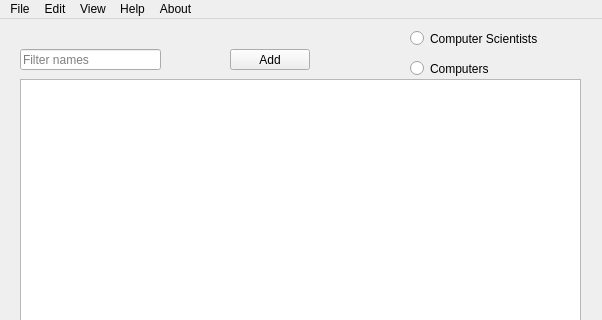
This is mainwindow.ui in hrafnkelli14/Verklegt-verkefni-3 as Qt 5 draws it before an edit; both pictures show x 0 to 602 and y 0 to 320 of the 602 by 498 pixel window. The edited form follows.
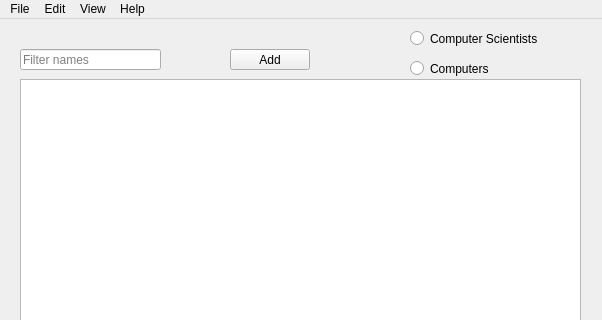
This is the edited form.

Commit message: connected about window to menu bar

Patch:
```diff
--- a/mainwindow.ui
+++ b/mainwindow.ui
@@ -111,17 +111,14 @@
     <property name="title">
      <string>Help</string>
     </property>
-   </widget>
-   <widget class="QMenu" name="menuAbout">
-    <property name="title">
-     <string>About</string>
-    </property>
+    <addaction name="actionHelp"/>
+    <addaction name="separator"/>
+    <addaction name="actionAbout"/>
    </widget>
    <addaction name="menuSkil_3"/>
    <addaction name="menuEdit"/>
    <addaction name="menuView"/>
    <addaction name="menuHelp"/>
-   <addaction name="menuAbout"/>
   </widget>
   <widget class="QStatusBar" name="statusBar"/>
   <action name="actionView">
```
Left out of the diff: 12 changed lines with no effect on the pictures. The commit also changes 5 other files.
